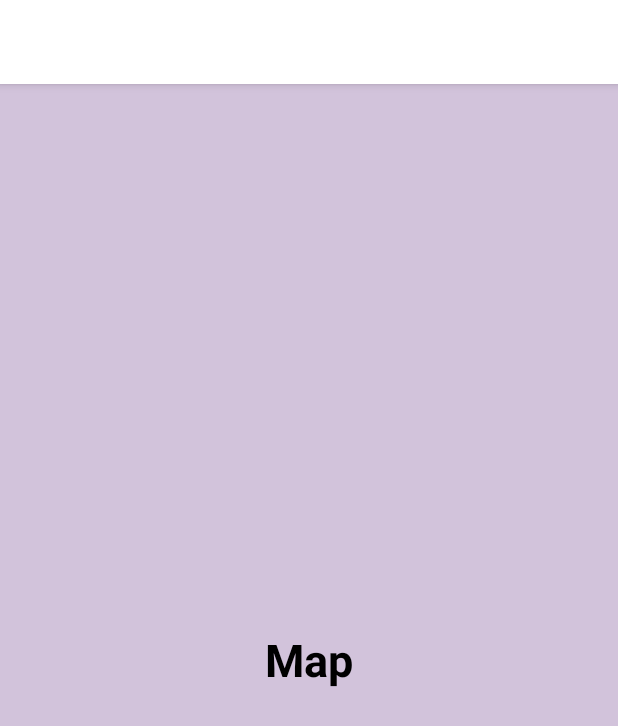
After one commit to BusBay-App/busbay, an Android app: the fragment MapFragment shown on its own in the app's theme, on a phone screen of 412 x 824 dp. The commit adds this screen. Shown: the top 726 px of the screen. Run offline under Robolectric (Android 15) with nearby library versions, the phone set to English and light mode, and no system bars; our stand-ins replace data binding; Roboto replaces fonts that are not available here.

Commit message:
version ready with main activyt and fargment

```diff
--- a/app/build.gradle
+++ b/app/build.gradle
@@ -100,5 +100,9 @@ dependencies {
     implementation 'com.google.android.material:material:1.6.1'
     implementation 'pl.droidsonroids.gif:android-gif-drawable:1.2.19'
 
+    //navigatin
+    implementation 'androidx.navigation:navigation-fragment-ktx:2.4.2'
+    implementation 'androidx.navigation:navigation-ui-ktx:2.4.2'
+
 
 }
--- /dev/null
+++ b/app/src/main/java/com/example/busbay/MapFragment.kt
@@ -0,0 +1,20 @@
+package com.example.busbay
+
+import android.os.Bundle
+import androidx.fragment.app.Fragment
+import android.view.LayoutInflater
+import android.view.View
+import android.view.ViewGroup
+
+class MapFragment : Fragment() {
+
+    override fun onCreateView(
+        inflater: LayoutInflater, container: ViewGroup?,
+        savedInstanceState: Bundle?
+    ): View? {
+        // Inflate the layout for this fragment
+        return inflater.inflate(R.layout.fragment_map, container, false)
+    }
+
+
+}
--- /dev/null
+++ b/app/src/main/res/drawable/ic_dashboard.xml
@@ -0,0 +1,5 @@
+<vector android:height="24dp" android:tint="#D2D2D2"
+    android:viewportHeight="24" android:viewportWidth="24"
+    android:width="24dp" xmlns:android="http://schemas.android.com/apk/res/android">
+    <path android:fillColor="@android:color/white" android:pathData="M3,13h8L11,3L3,3v10zM3,21h8v-6L3,15v6zM13,21h8L21,11h-8v10zM13,3v6h8L21,3h-8z"/>
+</vector>
--- /dev/null
+++ b/app/src/main/res/drawable/ic_home.xml
@@ -0,0 +1,5 @@
+<vector android:height="24dp" android:tint="#D2D2D2"
+    android:viewportHeight="24" android:viewportWidth="24"
+    android:width="24dp" xmlns:android="http://schemas.android.com/apk/res/android">
+    <path android:fillColor="@android:color/white" android:pathData="M10,20v-6h4v6h5v-8h3L12,3 2,12h3v8z"/>
+</vector>
--- /dev/null
+++ b/app/src/main/res/drawable/ic_map.xml
@@ -0,0 +1,5 @@
+<vector android:height="24dp" android:tint="#D2D2D2"
+    android:viewportHeight="24" android:viewportWidth="24"
+    android:width="24dp" xmlns:android="http://schemas.android.com/apk/res/android">
+    <path android:fillColor="@android:color/white" android:pathData="M12,2C8.13,2 5,5.13 5,9c0,5.25 7,13 7,13s7,-7.75 7,-13c0,-3.87 -3.13,-7 -7,-7zM12,11.5c-1.38,0 -2.5,-1.12 -2.5,-2.5s1.12,-2.5 2.5,-2.5 2.5,1.12 2.5,2.5 -1.12,2.5 -2.5,2.5z"/>
+</vector>
--- a/app/src/main/res/drawable/navigation_drawer.xml
+++ b/app/src/main/res/drawable/navigation_drawer.xml
@@ -4,5 +4,5 @@
     <solid android:color="#EAE8E3"/>
 
     <corners
-        android:radius="200dp"/>
+        android:radius="150dp"/>
 </shape>
--- /dev/null
+++ b/app/src/main/res/layout/fragment_map.xml
@@ -0,0 +1,22 @@
+<?xml version="1.0" encoding="utf-8"?>
+<layout xmlns:android="http://schemas.android.com/apk/res/android"
+    xmlns:tools="http://schemas.android.com/tools">
+
+
+    <FrameLayout
+        android:layout_width="match_parent"
+        android:layout_height="match_parent"
+        android:background="@color/card_4"
+
+        tools:context=".MapFragment">
+
+        <TextView
+            android:layout_width="wrap_content"
+            android:layout_height="wrap_content"
+            android:layout_gravity="center"
+            android:text="Map"
+            android:textSize="30sp"
+            android:textColor="@color/black"
+            android:textStyle="bold"/>
+    </FrameLayout>
+</layout>
--- a/app/src/main/res/values/strings.xml
+++ b/app/src/main/res/values/strings.xml
@@ -10,5 +10,7 @@
         <item>Bus Driver</item>
         <item>Others</item>
     </string-array>
+    <!-- TODO: Remove or change this placeholder text -->
+    <string name="hello_blank_fragment">Hello blank fragment</string>
 
 </resources>
```
Also changed, not shown: app/src/main/java/com/example/busbay/DashboardFragment.kt (added, +20 -0 lines), app/src/main/java/com/example/busbay/HomeFragment.kt (added, +22 -0 lines), app/src/main/java/com/example/busbay/MainActivity.kt (+50 -1 lines), app/src/main/res/drawable/item_selector.xml (added, +8 -0 lines), app/src/main/res/layout/activity_main.xml (+29 -4 lines), app/src/main/res/layout/fragment_dashboard.xml (added, +22 -0 lines), app/src/main/res/layout/fragment_home.xml (added, +24 -0 lines), app/src/main/res/menu/item_menu.xml (added, +20 -0 lines), app/src/main/res/values/colors.xml (+8 -0 lines).
